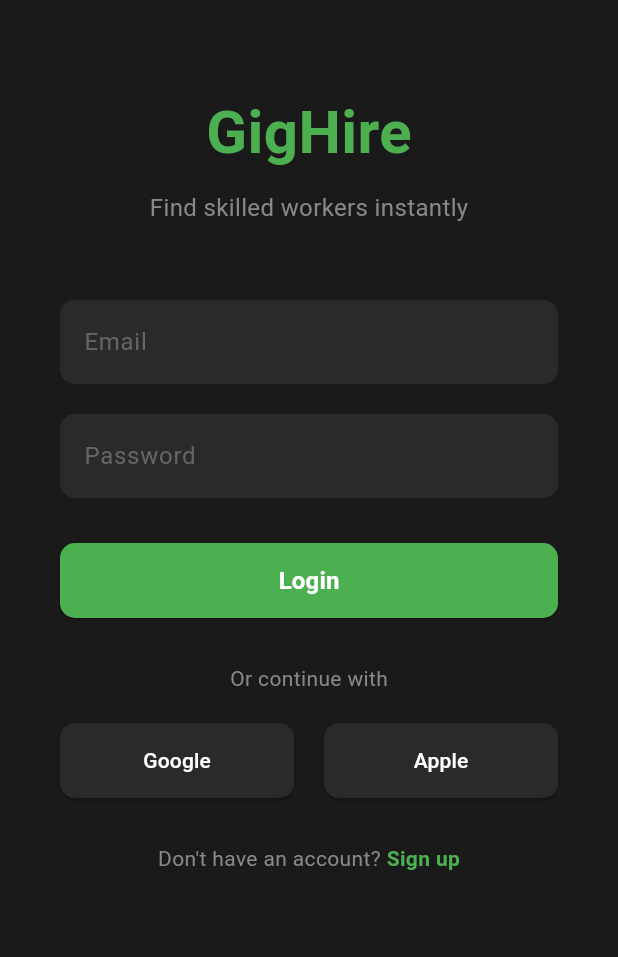
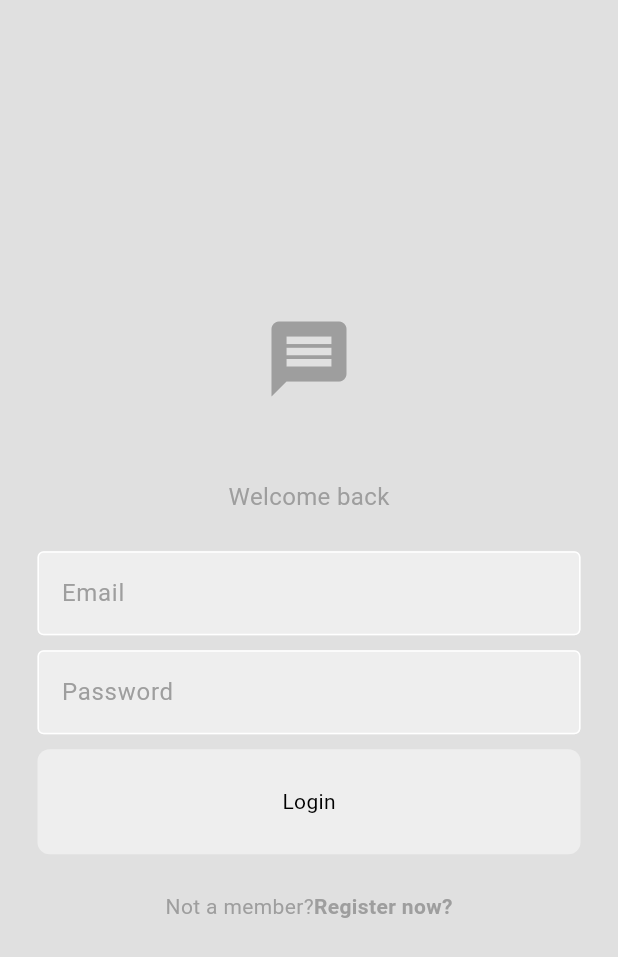
Before and after one commit to timsinadipesh/GigHire, a Flutter app: the screen it shows after launch, on a phone screen of 412 x 824 dp. Shown: the top 957 px of the screen. Run offline on Flutter 3.47's test engine with Material 3 defaults, Android fonts, the phone set to English and light mode, and no system bars; our stand-ins replace firebase_auth, firebase_core; accounts and stored records are empty; Roboto replaces fonts that are missing (Arial).

Commit message:
Login Successful

```diff
--- /dev/null
+++ b/lib/Auth/Login_and_Register.dart
@@ -0,0 +1,35 @@
+import 'package:flutter/material.dart';
+import 'package:gighire/Chat%20UI/LoginPage.dart';
+import 'package:gighire/Chat%20UI/RegisterPage.dart';
+
+class LoginOrRegister extends StatefulWidget {
+  const LoginOrRegister({super.key});
+
+  @override
+  State<LoginOrRegister> createState() => _LoginOrRegisterState();
+}
+
+class _LoginOrRegisterState extends State<LoginOrRegister> {
+  //initially show loginpage
+  bool showLoginPage = true;
+
+  //toggle between logina and register page
+  void togglePages() {
+    setState(() {
+      showLoginPage = !showLoginPage;
+    });
+  }
+
+  @override
+  Widget build(BuildContext context) {
+    if (showLoginPage) {
+      return Loginpage(
+        onTap: togglePages,
+      );
+    } else {
+      return Registerpage(
+        onTap: togglePages,
+      );
+    }
+  }
+}
--- /dev/null
+++ b/lib/Auth/auth_gate.dart
@@ -0,0 +1,28 @@
+import 'package:firebase_auth/firebase_auth.dart';
+import 'package:flutter/material.dart';
+import 'package:gighire/Auth/Login_and_Register.dart';
+import 'package:gighire/ui/HomeScreen.dart';
+
+class AuthGate extends StatelessWidget {
+  const AuthGate({super.key});
+
+  @override
+  Widget build(BuildContext context) {
+    return Scaffold(
+      body: StreamBuilder(
+        stream: FirebaseAuth.instance.authStateChanges(),
+        builder: (context, snapshot) {
+          //User is logged in
+          if (snapshot.hasData) {
+            return const HomeScreen();
+          }
+
+          //User is Not logged in
+          else {
+            return const LoginOrRegister();
+          }
+        },
+      ),
+    );
+  }
+}
--- /dev/null
+++ b/lib/Chat UI/LoginPage.dart
@@ -0,0 +1,118 @@
+import 'package:flutter/material.dart';
+import 'package:gighire/Auth/auth_service.dart';
+import 'package:gighire/Components/Button.dart';
+import 'package:gighire/Components/Textfield.dart';
+
+class Loginpage extends StatelessWidget {
+  //email and pw controllers
+  final TextEditingController _emailController = TextEditingController();
+  final TextEditingController _pwController = TextEditingController();
+
+  //tap to go to register page
+  final Function()? onTap;
+
+  Loginpage({super.key, required this.onTap});
+
+  //Login Method
+  void login(BuildContext context) async {
+    //auth service
+    final authService = AuthService();
+
+    //try login
+    try {
+      await authService.signInWithEmailPassword(
+        _emailController.text,
+        _pwController.text,
+      );
+    }
+
+    //catch any errors
+    catch (e) {
+      showDialog(
+          context: context,
+          builder: (context) => AlertDialog(
+                title: Text(e.toString()),
+              ));
+    }
+  }
+
+  @override
+  Widget build(BuildContext context) {
+    return Scaffold(
+      backgroundColor: Theme.of(context).colorScheme.background,
+      body: Center(
+        child: Column(
+          mainAxisAlignment: MainAxisAlignment.center,
+          children: [
+            // Logo
+            Icon(
+              Icons.message,
+              size: 60,
+              color: Theme.of(context).colorScheme.primary,
+            ),
+
+            const SizedBox(height: 50),
+
+            // Welcome back message
+            Text(
+              "Welcome back",
+              style: TextStyle(
+                color: Theme.of(context).colorScheme.primary,
+                fontSize: 16,
+              ),
+            ),
+
+            const SizedBox(height: 25),
+
+            //email textfield
+            MyTextfield(
+              hintText: "Email",
+              obscureText: false,
+              controller: _emailController,
+            ),
+
+            const SizedBox(height: 10),
+
+            //Pw textfield
+            MyTextfield(
+              hintText: "Password",
+              obscureText: true,
+              controller: _pwController,
+            ),
+
+            const SizedBox(height: 10),
+
+            // Login button
+            MyButton(
+              text: "Login",
+              onTap: () => login(context),
+            ),
+
+            const SizedBox(height: 25),
+
+            // Register now
+            Row(
+              mainAxisAlignment: MainAxisAlignment.center,
+              children: [
+                Text(
+                  "Not a member?",
+                  style:
+                      TextStyle(color: Theme.of(context).colorScheme.primary),
+                ),
+                GestureDetector(
+                  onTap: onTap,
+                  child: Text(
+                    "Register now?",
+                    style: TextStyle(
+                        fontWeight: FontWeight.bold,
+                        color: Theme.of(context).colorScheme.primary),
+                  ),
+                ),
+              ],
+            )
+          ],
+        ),
+      ),
+    );
+  }
+}
--- /dev/null
+++ b/lib/Components/Button.dart
@@ -0,0 +1,28 @@
+import 'package:flutter/material.dart';
+
+class MyButton extends StatelessWidget {
+  final void Function()? onTap;
+  final String text;
+
+  const MyButton({
+    super.key,
+    required this.text,
+    required this.onTap,
+  });
+
+  @override
+  Widget build(BuildContext context) {
+    return GestureDetector(
+      onTap: onTap,
+      child: Container(
+        decoration: BoxDecoration(
+          color: Theme.of(context).colorScheme.secondary,
+          borderRadius: BorderRadius.circular(8),
+        ),
+        padding: const EdgeInsets.all(25),
+        margin: const EdgeInsets.symmetric(horizontal: 25),
+        child: Center(child: Text(text)),
+      ),
+    );
+  }
+}
--- /dev/null
+++ b/lib/Components/Textfield.dart
@@ -0,0 +1,38 @@
+import 'package:flutter/material.dart';
+
+class MyTextfield extends StatelessWidget {
+  final String hintText;
+  final bool obscureText;
+  final TextEditingController controller;
+
+  const MyTextfield({
+    super.key,
+    required this.hintText,
+    required this.obscureText,
+    required this.controller,
+  });
+  @override
+  Widget build(BuildContext context) {
+    return Padding(
+      padding: const EdgeInsets.symmetric(horizontal: 25.0),
+      child: TextField(
+        obscureText: obscureText,
+        controller: controller,
+        decoration: InputDecoration(
+          enabledBorder: OutlineInputBorder(
+            borderSide:
+                BorderSide(color: Theme.of(context).colorScheme.tertiary),
+          ),
+          focusedBorder: OutlineInputBorder(
+            borderSide:
+                BorderSide(color: Theme.of(context).colorScheme.primary),
+          ),
+          fillColor: Theme.of(context).colorScheme.secondary,
+          filled: true,
+          hintText: hintText,
+          hintStyle: TextStyle(color: Theme.of(context).colorScheme.primary),
+        ),
+      ),
+    );
+  }
+}
--- /dev/null
+++ b/lib/Theme/LigntMode.dart
@@ -0,0 +1,11 @@
+import 'package:flutter/material.dart';
+
+ThemeData lightmode = ThemeData(
+  colorScheme: ColorScheme.light(
+    background: Colors.grey.shade300,
+    primary: Colors.grey.shade500,
+    secondary: Colors.grey.shade200,
+    tertiary: Colors.white,
+    inversePrimary: Colors.grey.shade300,
+  ),
+);
--- a/lib/main.dart
+++ b/lib/main.dart
@@ -1,163 +1,62 @@
 // import 'package:flutter/material.dart';
-//
+// import 'package:flutter/services.dart';
+// import 'ui/HomeScreen.dart';
+// import 'ui/LoginScreen.dart';
+// import 'ui/PostJob.dart';
+// import 'ui/payment.dart';
+
 // void main() {
 //   runApp(const MyApp());
 // }
-//
+
 // class MyApp extends StatelessWidget {
-//   const MyApp({super.key});
-//
-//   // This widget is the root of your application.
+//   const MyApp({Key? key}) : super(key: key);
+
 //   @override
 //   Widget build(BuildContext context) {
+//     // Set system overlay style for status bar
+//     SystemChrome.setSystemUIOverlayStyle(
+//       const SystemUiOverlayStyle(
+//         statusBarColor: Colors.transparent,
+//         statusBarIconBrightness: Brightness.light,
+//       ),
+//     );
+
 //     return MaterialApp(
-//       title: 'Flutter Demo',
+//       title: 'Service Marketplace',
+//       debugShowCheckedModeBanner: false,
 //       theme: ThemeData(
-//         // This is the theme of your application.
-//         //
-//         // TRY THIS: Try running your application with "flutter run". You'll see
-//         // the application has a purple toolbar. Then, without quitting the app,
-//         // try changing the seedColor in the colorScheme below to Colors.green
-//         // and then invoke "hot reload" (save your changes or press the "hot
-//         // reload" button in a Flutter-supported IDE, or press "r" if you used
-//         // the command line to start the app).
-//         //
-//         // Notice that the counter didn't reset back to zero; the application
-//         // state is not lost during the reload. To reset the state, use hot
-//         // restart instead.
-//         //
-//         // This works for code too, not just values: Most code changes can be
-//         // tested with just a hot reload.
-//         colorScheme: ColorScheme.fromSeed(seedColor: Colors.deepPurple),
-//         useMaterial3: true,
+//         primarySwatch: Colors.green,
+//         scaffoldBackgroundColor: const Color(0xFF1A1A1A),
+//         fontFamily: 'Arial',
 //       ),
-//       home: const MyHomePage(title: 'Flutter Demo Home Page'),
-//     );
-//   }
-// }
-//
-// class MyHomePage extends StatefulWidget {
-//   const MyHomePage({super.key, required this.title});
-//
-//   // This widget is the home page of your application. It is stateful, meaning
-//   // that it has a State object (defined below) that contains fields that affect
-//   // how it looks.
-//
-//   // This class is the configuration for the state. It holds the values (in this
-//   // case the title) provided by the parent (in this case the App widget) and
-//   // used by the build method of the State. Fields in a Widget subclass are
-//   // always marked "final".
-//
-//   final String title;
-//
-//   @override
-//   State<MyHomePage> createState() => _MyHomePageState();
-// }
-//
-// class _MyHomePageState extends State<MyHomePage> {
-//   int _counter = 0;
-//
-//   void _incrementCounter() {
-//     setState(() {
-//       // This call to setState tells the Flutter framework that something has
-//       // changed in this State, which causes it to rerun the build method below
-//       // so that the display can reflect the updated values. If we changed
-//       // _counter without calling setState(), then the build method would not be
-//       // called again, and so nothing would appear to happen.
-//       _counter++;
-//     });
-//   }
-//
-//   @override
-//   Widget build(BuildContext context) {
-//     // This method is rerun every time setState is called, for instance as done
-//     // by the _incrementCounter method above.
-//     //
-//     // The Flutter framework has been optimized to make rerunning build methods
-//     // fast, so that you can just rebuild anything that needs updating rather
-//     // than having to individually change instances of widgets.
-//     return Scaffold(
-//       appBar: AppBar(
-//         // TRY THIS: Try changing the color here to a specific color (to
-//         // Colors.amber, perhaps?) and trigger a hot reload to see the AppBar
-//         // change color while the other colors stay the same.
-//         backgroundColor: Theme.of(context).colorScheme.inversePrimary,
-//         // Here we take the value from the MyHomePage object that was created by
-//         // the App.build method, and use it to set our appbar title.
-//         title: Text(widget.title),
-//       ),
-//       body: Center(
-//         // Center is a layout widget. It takes a single child and positions it
-//         // in the middle of the parent.
-//         child: Column(
-//           // Column is also a layout widget. It takes a list of children and
-//           // arranges them vertically. By default, it sizes itself to fit its
-//           // children horizontally, and tries to be as tall as its parent.
-//           //
-//           // Column has various properties to control how it sizes itself and
-//           // how it positions its children. Here we use mainAxisAlignment to
-//           // center the children vertically; the main axis here is the vertical
-//           // axis because Columns are vertical (the cross axis would be
-//           // horizontal).
-//           //
-//           // TRY THIS: Invoke "debug painting" (choose the "Toggle Debug Paint"
-//           // action in the IDE, or press "p" in the console), to see the
-//           // wireframe for each widget.
-//           mainAxisAlignment: MainAxisAlignment.center,
-//           children: <Widget>[
-//             const Text(
-//               'You have pushed the button this many times:',
-//             ),
-//             Text(
-//               '$_counter',
-//               style: Theme.of(context).textTheme.headlineMedium,
-//             ),
-//           ],
-//         ),
-//       ),
-//       floatingActionButton: FloatingActionButton(
-//         onPressed: _incrementCounter,
-//         tooltip: 'Increment',
-//         child: const Icon(Icons.add),
-//       ), // This trailing comma makes auto-formatting nicer for build methods.
+//       home: const LoginScreen(),
 //     );
 //   }
 // }
 
+import 'package:firebase_core/firebase_core.dart';
 import 'package:flutter/material.dart';
-import 'package:flutter/services.dart';
-import 'ui/HomeScreen.dart';
-import 'ui/LoginScreen.dart';
-import 'ui/PostJob.dart';
-import 'ui/payment.dart';
+import 'package:gighire/Auth/Login_and_Register.dart';
+import 'package:gighire/Auth/auth_gate.dart';
+import 'package:gighire/Theme/LigntMode.dart';
+import 'package:gighire/firebase_options.dart';
 
-
-void main() {
+void main() async {
+  WidgetsFlutterBinding.ensureInitialized();
+  await Firebase.initializeApp(options: DefaultFirebaseOptions.currentPlatform);
   runApp(const MyApp());
 }
 
 class MyApp extends StatelessWidget {
-  const MyApp({Key? key}) : super(key: key);
+  const MyApp({super.key});
 
   @override
   Widget build(BuildContext context) {
-    // Set system overlay style for status bar
-    SystemChrome.setSystemUIOverlayStyle(
-      const SystemUiOverlayStyle(
-        statusBarColor: Colors.transparent,
-        statusBarIconBrightness: Brightness.light,
-      ),
-    );
-
     return MaterialApp(
-      title: 'Service Marketplace',
       debugShowCheckedModeBanner: false,
-      theme: ThemeData(
-        primarySwatch: Colors.green,
-        scaffoldBackgroundColor: const Color(0xFF1A1A1A),
-        fontFamily: 'Arial',
-      ),
-      home: const LoginScreen(),
+      home: const AuthGate(),
+      theme: lightmode,
     );
   }
 }
--- a/pubspec.yaml
+++ b/pubspec.yaml
@@ -35,6 +35,8 @@
   # The following adds the Cupertino Icons font to your application.
   # Use with the CupertinoIcons class for iOS style icons.
   cupertino_icons: ^1.0.8
+  firebase_core: ^3.8.0
+  firebase_auth: ^5.3.3
 
 dev_dependencies:
   flutter_test:
```
Also changed, not shown: lib/Auth/auth_service.dart (added, +25 -0 lines), lib/Chat UI/RegisterPage.dart (added, +107 -0 lines), firebase.json (added), lib/firebase_options.dart (added), pubspec.lock, 8 other files.
